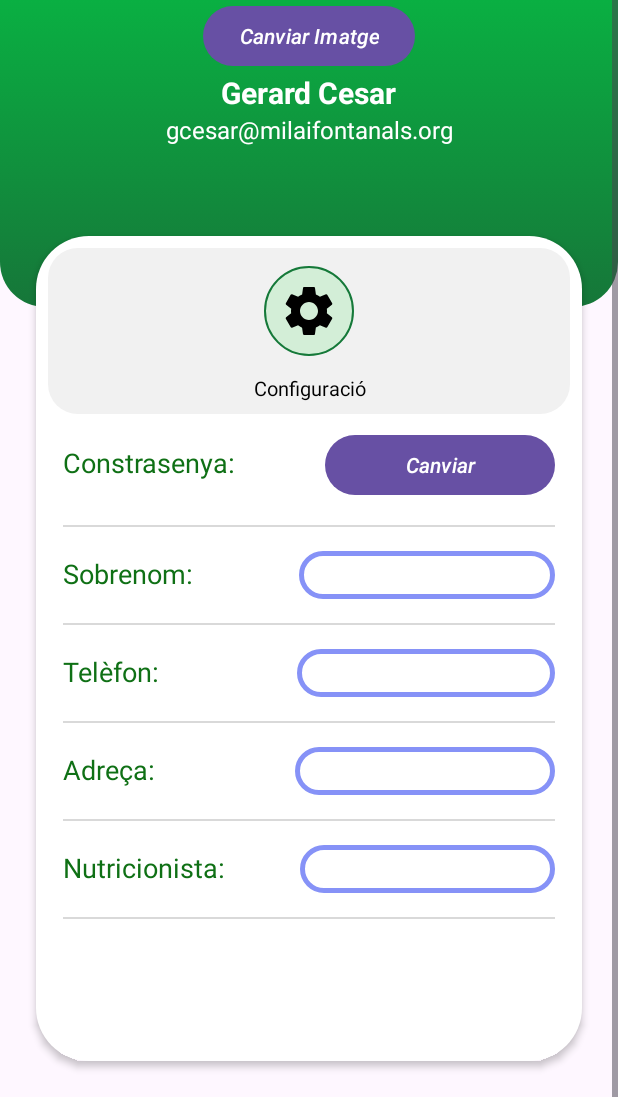
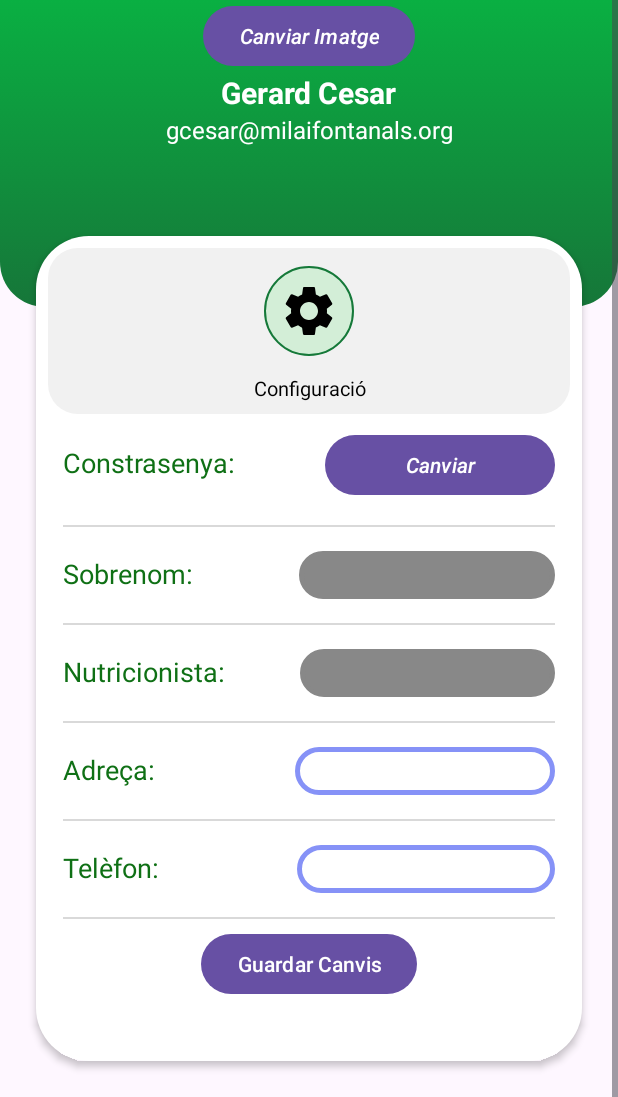
Before and after one commit to Cesar-Gerard/Projecte3, an Android app: the user_profile screen opened through its navigation route, scrolled down 62 dp, on a phone screen of 412 x 824 dp, the part 139-1236 px from its top. Run offline under Robolectric (Android 15) with nearby library versions, the phone set to English and light mode, and no system bars; our stand-ins replace Volley; libraries missing offline, so code that uses them is left out: com.github.mikephil.charting; pictures from the network do not load; 11 statements that could not run were skipped.

Commit message:
Acabar boto desar canvis

```diff
--- a/Projecte_3/app/src/main/java/com/example/dietaapp/user_profile.java
+++ b/Projecte_3/app/src/main/java/com/example/dietaapp/user_profile.java
@@ -69,8 +69,13 @@ public class user_profile extends Fragment {
         //Programem el comportament del canvi de contrasenya
         butoContrasenya();
 
+        //Programem el comportament del boto de desar els canvis
+        butoGuardarCanvis();
+
         return v;
     }
+
+
 
     private void butoContrasenya() {
         binding.button.setOnClickListener(new View.OnClickListener() {
@@ -256,4 +261,10 @@ public class user_profile extends Fragment {
         return filePath;
     }
 
+    private void butoGuardarCanvis() {
+        binding.
+    }
+
+
+
 }
--- a/Projecte_3/app/src/main/res/layout/fragment_user_profile.xml
+++ b/Projecte_3/app/src/main/res/layout/fragment_user_profile.xml
@@ -221,6 +221,7 @@
                             android:layout_weight="1"
                             android:textColor="@color/black"
                             android:padding="5dp"
+                            android:backgroundTint="@color/grey"
                             android:textSize="15dp"
                             android:enabled="false"
                             android:textAlignment="center"
@@ -248,28 +249,31 @@
                         android:orientation="horizontal">
 
                         <TextView
-                            android:id="@+id/textView10"
+                            android:id="@+id/textView12"
                             android:layout_width="wrap_content"
                             android:layout_height="wrap_content"
                             android:layout_weight="1"
-                            android:text="Telèfon:"
+                            android:text="Nutricionista:"
                             android:textColor="#0F7015"
                             android:textSize="18sp" />
 
                         <EditText
-                            android:id="@+id/edt_phone"
-                            android:layout_width="80dp"
-                            android:enabled="false"
-                            android:textSize="15dp"
+                            android:id="@+id/edt_nutri"
+                            android:layout_width="120dp"
+                            android:textColor="@color/black"
                             android:layout_height="wrap_content"
                             android:layout_weight="1"
-                            android:textColor="@color/black"
+                            android:enabled="false"
+                            android:backgroundTint="@color/grey"
                             android:padding="5dp"
+                            android:textSize="15dp"
                             android:textAlignment="center"
                             android:background="@drawable/custom_edittext" />
 
 
                     </LinearLayout>
+
+
 
 
                     <View
@@ -323,7 +327,6 @@
                         android:layout_marginBottom="6dp"
                         android:background="#d9d9d9" />
 
-
                     <LinearLayout
                         android:layout_width="match_parent"
                         android:layout_height="wrap_content"
@@ -331,28 +334,29 @@
                         android:orientation="horizontal">
 
                         <TextView
-                            android:id="@+id/textView12"
+                            android:id="@+id/textView10"
                             android:layout_width="wrap_content"
                             android:layout_height="wrap_content"
                             android:layout_weight="1"
-                            android:text="Nutricionista:"
+                            android:text="Telèfon:"
                             android:textColor="#0F7015"
                             android:textSize="18sp" />
 
                         <EditText
-                            android:id="@+id/edt_nutri"
-                            android:layout_width="120dp"
-                            android:textColor="@color/black"
+                            android:id="@+id/edt_phone"
+                            android:layout_width="80dp"
+                            android:enabled="false"
+                            android:textSize="15dp"
                             android:layout_height="wrap_content"
                             android:layout_weight="1"
-                            android:enabled="false"
+                            android:textColor="@color/black"
                             android:padding="5dp"
-                            android:textSize="15dp"
                             android:textAlignment="center"
                             android:background="@drawable/custom_edittext" />
 
 
                     </LinearLayout>
+
 
                     <View
                         android:id="@+id/view6"
@@ -364,11 +368,16 @@
                         android:layout_marginBottom="6dp"
                         android:background="#d9d9d9" />
 
-                </LinearLayout>
 
 
+                    <Button
+                        android:id="@+id/btnSaveChanges"
+                        android:layout_width="wrap_content"
+                        android:layout_height="wrap_content"
+                        android:text="Guardar Canvis"
+                        android:layout_gravity="center"/>
 
-
+                </LinearLayout>
 
 
             </androidx.constraintlayout.widget.ConstraintLayout>
```
